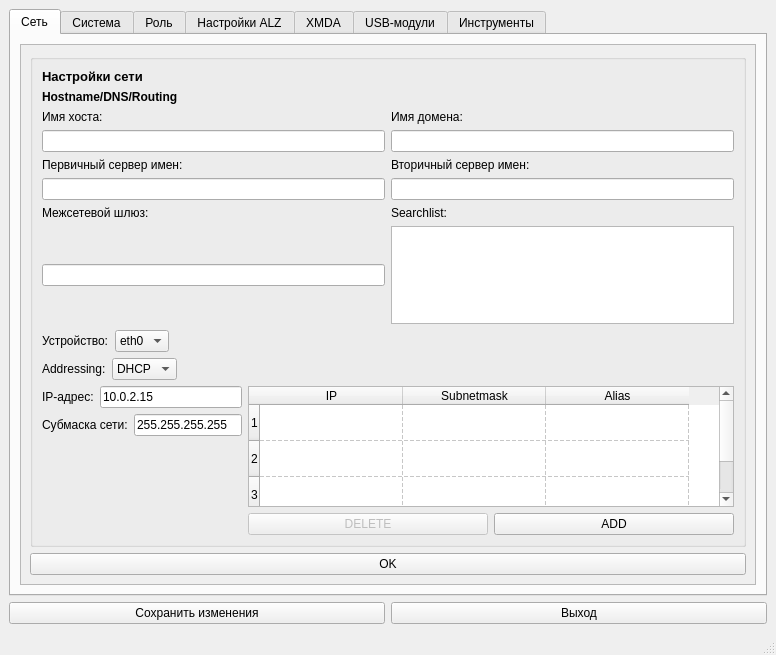
Above: fileUI/main.ui from ilyababich21/NIva1 before the change. Below: the same form after it.
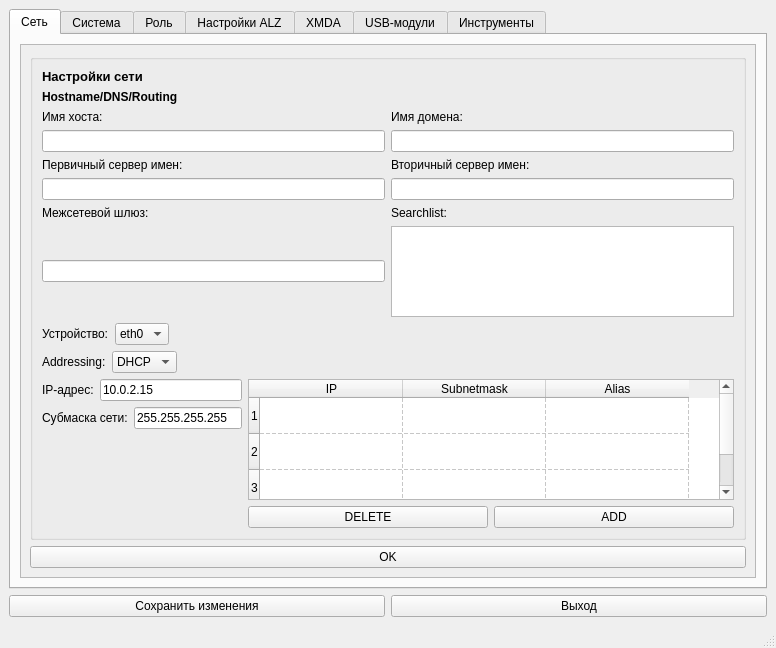
That is the form after the change. The open tabs and pages were chosen to show the change.

Commit message: rename main ui

The edit to the form file:
```diff
--- a/fileUI/main.ui
+++ b/fileUI/main.ui
@@ -7,7 +7,7 @@
     <x>0</x>
     <y>0</y>
     <width>776</width>
-    <height>655</height>
+    <height>648</height>
    </rect>
   </property>
   <property name="minimumSize">
@@ -83,8 +83,8 @@
             <rect>
              <x>0</x>
              <y>0</y>
-             <width>732</width>
-             <height>519</height>
+             <width>509</width>
+             <height>507</height>
             </rect>
            </property>
            <layout class="QGridLayout" name="gridLayout_2">
@@ -191,7 +191,7 @@
                      <item>
                       <widget class="QPushButton" name="delete_pushButton">
                        <property name="enabled">
-                        <bool>false</bool>
+                        <bool>true</bool>
                        </property>
                        <property name="text">
                         <string>DELETE</string>
```
Left out of the diff: 96 changed lines with no effect on the pictures. The commit also changes 3 other files.
